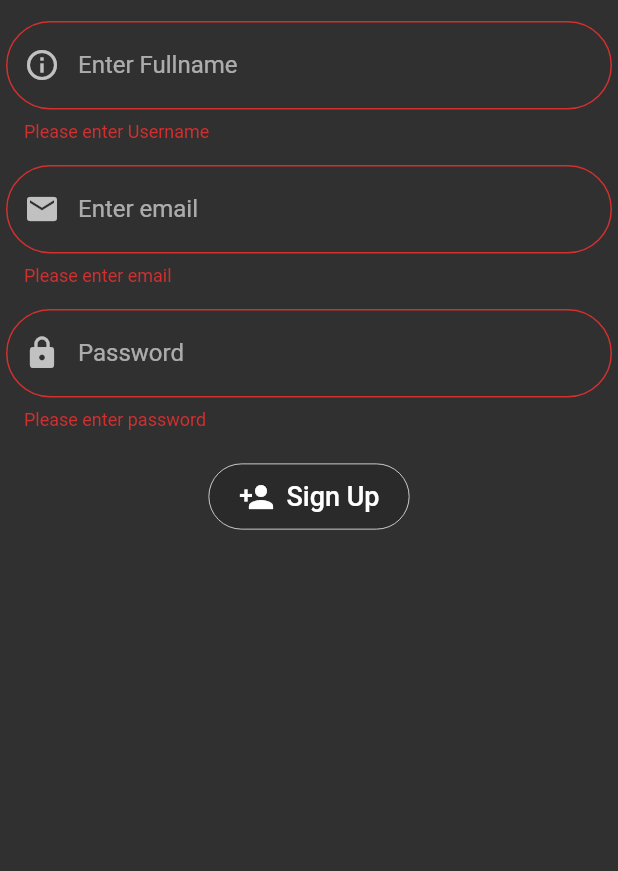
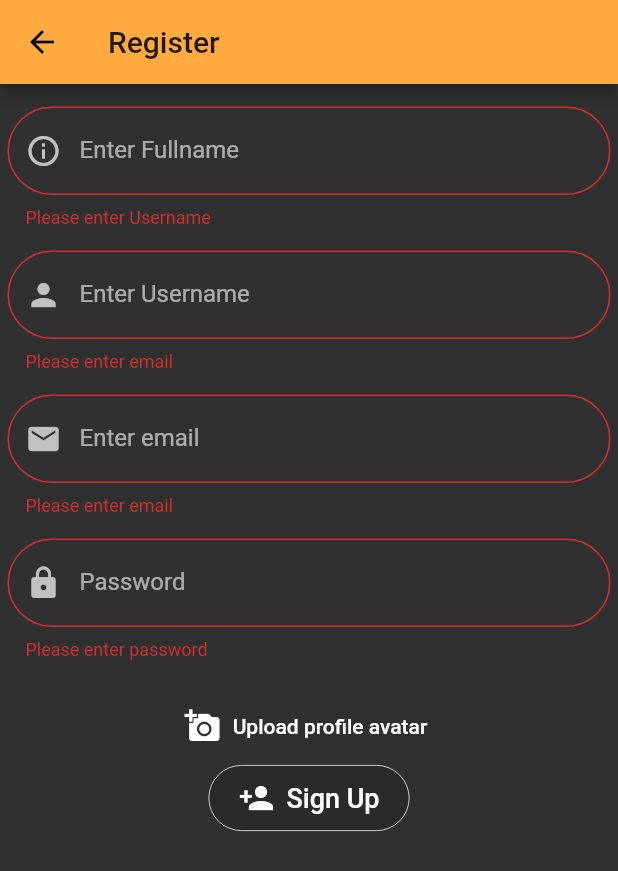
Before and after one commit to gitamgadtaula/guffgaff, a Flutter app: the Register screen opened directly, after a tap on "Sign Up", on a phone screen of 412 x 824 dp. Shown: the top 871 px of the screen. Run offline on Flutter 3.47's test engine with Material 2 defaults, Android fonts, the phone set to English and light mode, and no system bars; our stand-ins replace image_picker, shared_preferences; accounts and stored records are empty.

Commit message:
register design issue fixed

```diff
--- a/lib/src/auth/register.dart
+++ b/lib/src/auth/register.dart
@@ -1,4 +1,9 @@
 import 'package:flutter/material.dart';
+import 'package:image_picker/image_picker.dart';
+import 'package:http/http.dart' as http;
+import 'dart:convert';
+import 'dart:async';
+import 'dart:io';
 
 class Register extends StatefulWidget {
   final Function toggleAuth;
@@ -13,11 +18,51 @@ class _RegisterState extends State<Register> {
   String email = '';
   String username = '';
   String password = '';
+  File _image;
+  final picker = ImagePicker();
+
+  Future getImage() async {
+    final pickedFile = await picker.getImage(source: ImageSource.camera);
+    setState(() {
+      if (pickedFile != null) {
+        _image = File(pickedFile.path);
+      } else {
+        print('No image selected.');
+      }
+    });
+  }
+
+  Future register() async {
+    var url = 'https://guffgaffchat.herokuapp.com/api/user/create';
+    Map payload = {
+      "full_name": fullname,
+      "email": email,
+      "password": password,
+      "username": username,
+      "avatar": _image
+    };
+
+    var response = await http.post(url, body: payload);
+    if (response.statusCode == 200) {
+      var decodedResponse = jsonDecode(response.body);
+      Scaffold.of(context).showSnackBar(SnackBar(content: Text('Success')));
+      print(decodedResponse);
+    } else {
+      print(response.statusCode);
+      print('api Error');
+    }
+  }
+
   final _formKey = GlobalKey<FormState>();
   @override
   Widget build(BuildContext context) {
-    return Container(
-      padding: EdgeInsets.all(4),
+    return Scaffold(
+        appBar: AppBar(
+          title: Text('Register'),
+        ),
+        body: Container(
+          padding: EdgeInsets.all(5),
+          child: SingleChildScrollView(
               child: Form(
                   key: _formKey,
                   child: Column(
@@ -26,8 +71,10 @@ class _RegisterState extends State<Register> {
                       TextFormField(
                         decoration: InputDecoration(
                             border: OutlineInputBorder(
-                        borderSide: BorderSide(color: Colors.red, width: 1.0),
-                        borderRadius: BorderRadius.all(Radius.circular(30.0))),
+                                borderSide:
+                                    BorderSide(color: Colors.red, width: 1.0),
+                                borderRadius:
+                                    BorderRadius.all(Radius.circular(30.0))),
                             prefixIcon: Icon(Icons.info_outline),
                             labelText: 'Enter Fullname'),
                         onChanged: (value) {
@@ -44,8 +91,34 @@ class _RegisterState extends State<Register> {
                       TextFormField(
                         decoration: InputDecoration(
                             border: OutlineInputBorder(
-                        borderSide: BorderSide(color: Colors.red, width: 1.0),
-                        borderRadius: BorderRadius.all(Radius.circular(30.0))),
+                                borderSide:
+                                    BorderSide(color: Colors.red, width: 1.0),
+                                borderRadius:
+                                    BorderRadius.all(Radius.circular(30.0))),
+                            prefixIcon: Icon(Icons.person),
+                            labelText: 'Enter Username'),
+                        onChanged: (value) {
+                          setState(() => username = value);
+                        },
+                        validator: (value) {
+                          var temp = value.split(" ").length;
+                          if (temp >= 2) {
+                            return 'username cannot have spaces';
+                          }
+                          if (value.isEmpty) {
+                            return 'Please enter email';
+                          }
+                          return null;
+                        },
+                      ),
+                      SizedBox(height: 15),
+                      TextFormField(
+                        decoration: InputDecoration(
+                            border: OutlineInputBorder(
+                                borderSide:
+                                    BorderSide(color: Colors.red, width: 1.0),
+                                borderRadius:
+                                    BorderRadius.all(Radius.circular(30.0))),
                             prefixIcon: Icon(Icons.mail),
                             labelText: 'Enter email'),
                         onChanged: (value) {
@@ -66,7 +139,8 @@ class _RegisterState extends State<Register> {
                             border: OutlineInputBorder(
                                 borderSide: BorderSide(
                                     color: Colors.lightGreenAccent, width: 1.0),
-                        borderRadius: BorderRadius.all(Radius.circular(30.0))),
+                                borderRadius:
+                                    BorderRadius.all(Radius.circular(30.0))),
                             prefixIcon: Icon(Icons.lock),
                             labelText: 'Password'),
                         onChanged: (value) {
@@ -81,18 +155,26 @@ class _RegisterState extends State<Register> {
                       ),
                       SizedBox(height: 20),
                       FlatButton.icon(
+                          onPressed: () {
+                            getImage();
+                          },
+                          icon: Icon(Icons.add_a_photo),
+                          label: Text('Upload profile avatar')),
+                      FlatButton.icon(
                           color: Colors.black12,
                           focusColor: Colors.deepOrange,
-                  padding:
-                      EdgeInsets.only(top: 10, bottom: 10, left: 20, right: 20),
+                          padding: EdgeInsets.only(
+                              top: 10, bottom: 10, left: 20, right: 20),
                           shape: RoundedRectangleBorder(
                               borderRadius: BorderRadius.circular(30.0),
-                      side: BorderSide(width: 0.5, color: Colors.white)),
+                              side:
+                                  BorderSide(width: 0.5, color: Colors.white)),
                           onPressed: () {
                             if (_formKey.currentState.validate()) {
-                      widget.toggleAuth();
-                      Scaffold.of(context).showSnackBar(
-                          SnackBar(content: Text('Processing Data')));
+                              // widget.toggleAuth();
+                              register();
+                              // Scaffold.of(context).showSnackBar(
+                              //     SnackBar(content: Text('Processing Data')));
                             }
                           },
                           icon: Icon(Icons.person_add),
@@ -101,7 +183,7 @@ class _RegisterState extends State<Register> {
                             style: TextStyle(fontSize: 18, color: Colors.white),
                           )),
                     ],
-          )),
-    );
+                  ))),
+        ));
   }
 }
```
Lines whose indentation alone changed are shown as unchanged.
